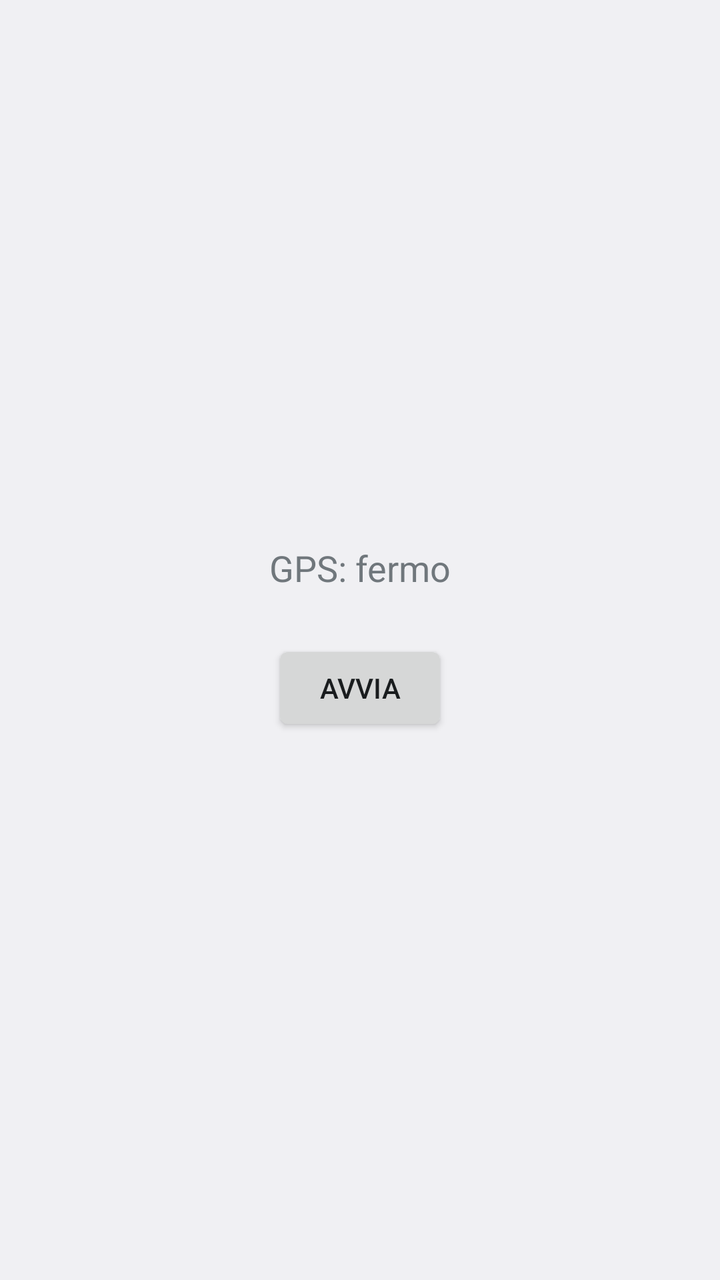
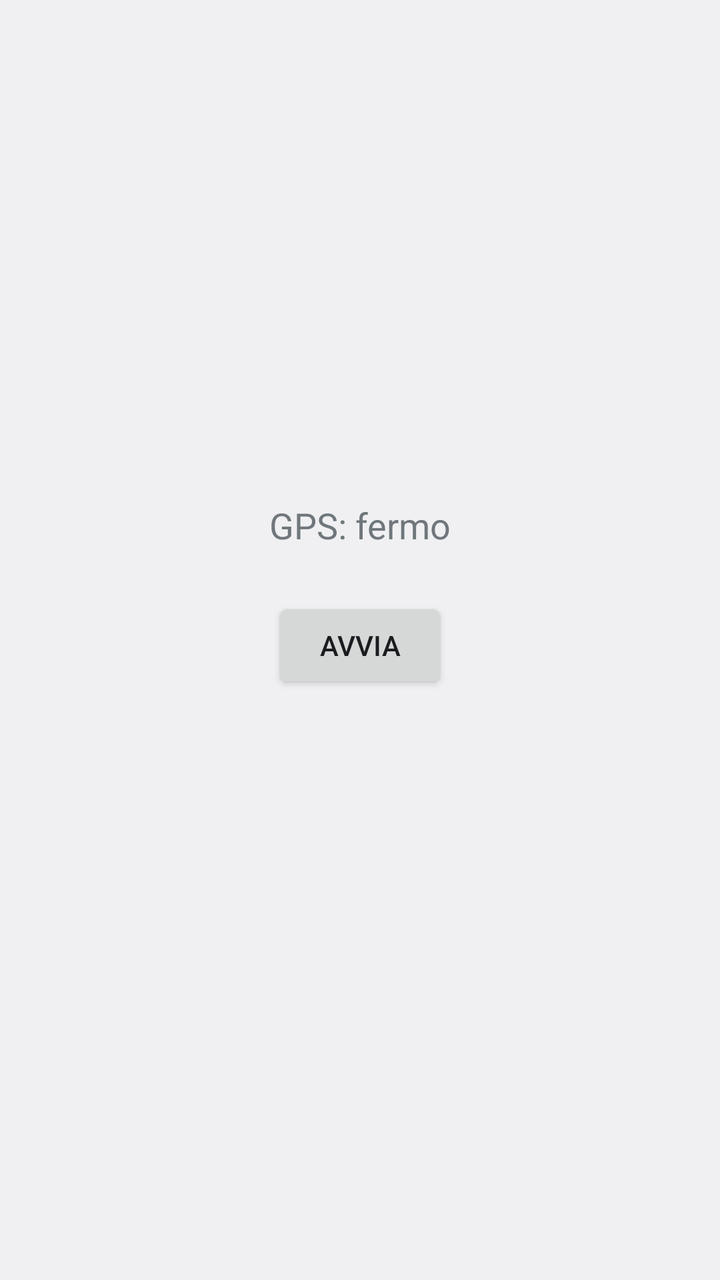

Before-and-after screenshots of an Android layout around one commit, followed by the original layout XML and the change that was made.
<!-- AndroidManifest.xml: application theme android:Theme.DeviceDefault.Light -->
<!-- res/layout/activity_main.xml -->
<?xml version="1.0" encoding="utf-8"?>
<LinearLayout xmlns:android="http://schemas.android.com/apk/res/android"
    android:layout_width="match_parent"
    android:layout_height="match_parent"
    android:orientation="vertical"
    android:gravity="center"
    android:padding="24dp">

    <TextView
        android:id="@+id/statusText"
        android:layout_width="match_parent"
        android:layout_height="wrap_content"
        android:text="GPS: fermo"
        android:textSize="18sp"
        android:gravity="center"
        android:layout_marginBottom="24dp" />

    <Button
        android:id="@+id/toggleButton"
        android:layout_width="wrap_content"
        android:layout_height="wrap_content"
        android:text="Avvia" />

</LinearLayout>
<!-- resources referenced by this layout -->
<resources>

</resources>

<!-- the commit's change to res/layout/activity_main.xml (unified diff, before → after) -->
@@ -21,4 +21,13 @@
         android:layout_height="wrap_content"
         android:text="Avvia" />
 
+    <TextView
+        android:id="@+id/serverInfoText"
+        android:layout_width="match_parent"
+        android:layout_height="wrap_content"
+        android:text=""
+        android:textSize="14sp"
+        android:gravity="center"
+        android:layout_marginTop="24dp" />
+
 </LinearLayout>
